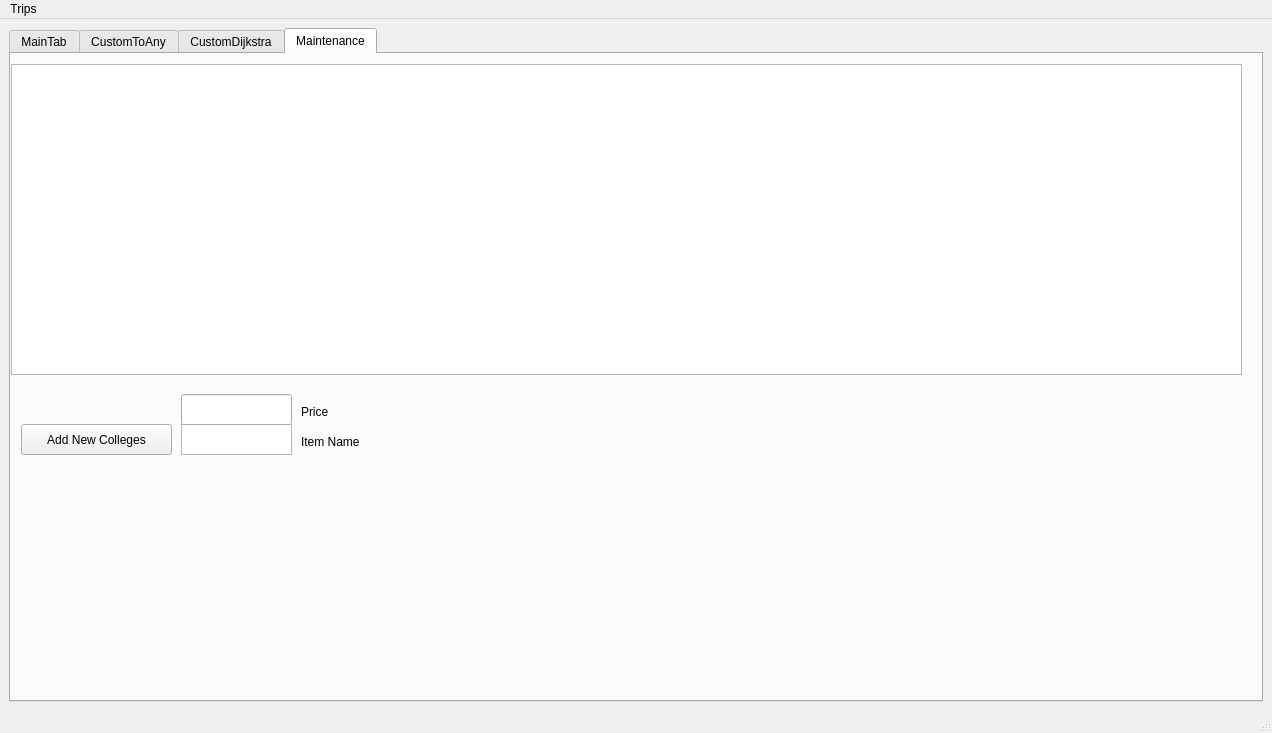
Qt form CollegeTouring/mainwindow.ui (Savant-sys/College-Touring) before a commit.
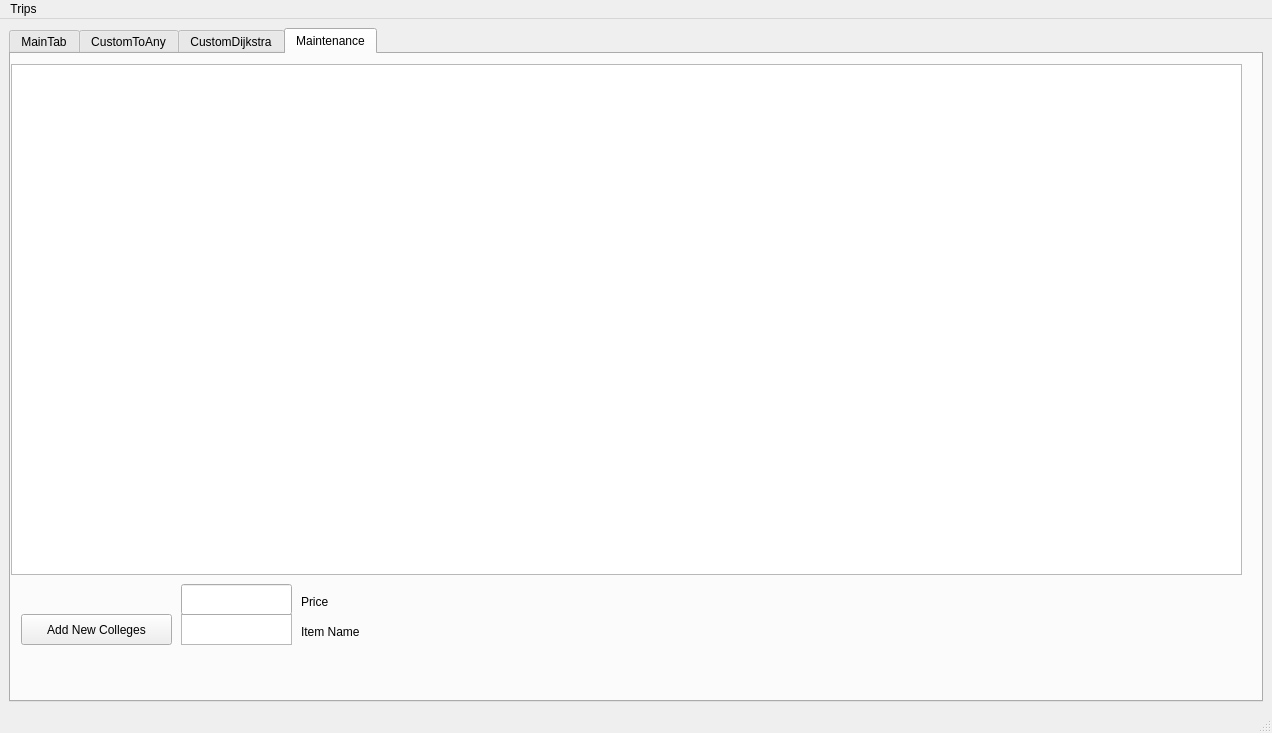
The same form after that commit. The open tabs and pages were chosen to show the change.

The edit to the form file:
```diff
--- a/CollegeTouring/mainwindow.ui
+++ b/CollegeTouring/mainwindow.ui
@@ -344,7 +344,7 @@
           <x>0</x>
           <y>10</y>
           <width>1231</width>
-          <height>311</height>
+          <height>511</height>
          </rect>
         </property>
        </widget>
@@ -352,7 +352,7 @@
         <property name="geometry">
          <rect>
           <x>10</x>
-          <y>370</y>
+          <y>560</y>
           <width>151</width>
           <height>31</height>
          </rect>
@@ -365,7 +365,7 @@
         <property name="geometry">
          <rect>
           <x>290</x>
-          <y>350</y>
+          <y>540</y>
           <width>31</width>
           <height>16</height>
          </rect>
@@ -378,7 +378,7 @@
         <property name="geometry">
          <rect>
           <x>170</x>
-          <y>370</y>
+          <y>560</y>
           <width>111</width>
           <height>31</height>
          </rect>
@@ -388,7 +388,7 @@
         <property name="geometry">
          <rect>
           <x>170</x>
-          <y>340</y>
+          <y>530</y>
           <width>111</width>
           <height>31</height>
          </rect>
@@ -398,7 +398,7 @@
         <property name="geometry">
          <rect>
           <x>290</x>
-          <y>380</y>
+          <y>570</y>
           <width>71</width>
           <height>16</height>
          </rect>
```
Left out of the diff: 2 changed lines with no effect on the pictures.
